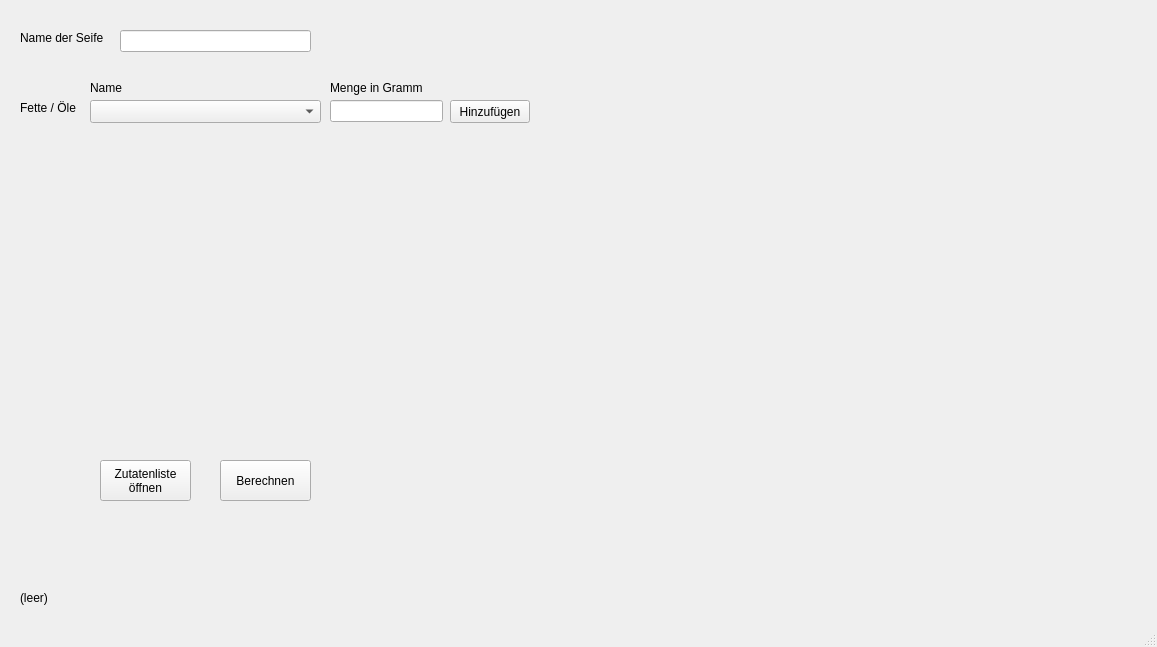
First picture: the form in mainwindow.ui, repository NagyFeri70/GUI_Seifenrechner, before the edit.
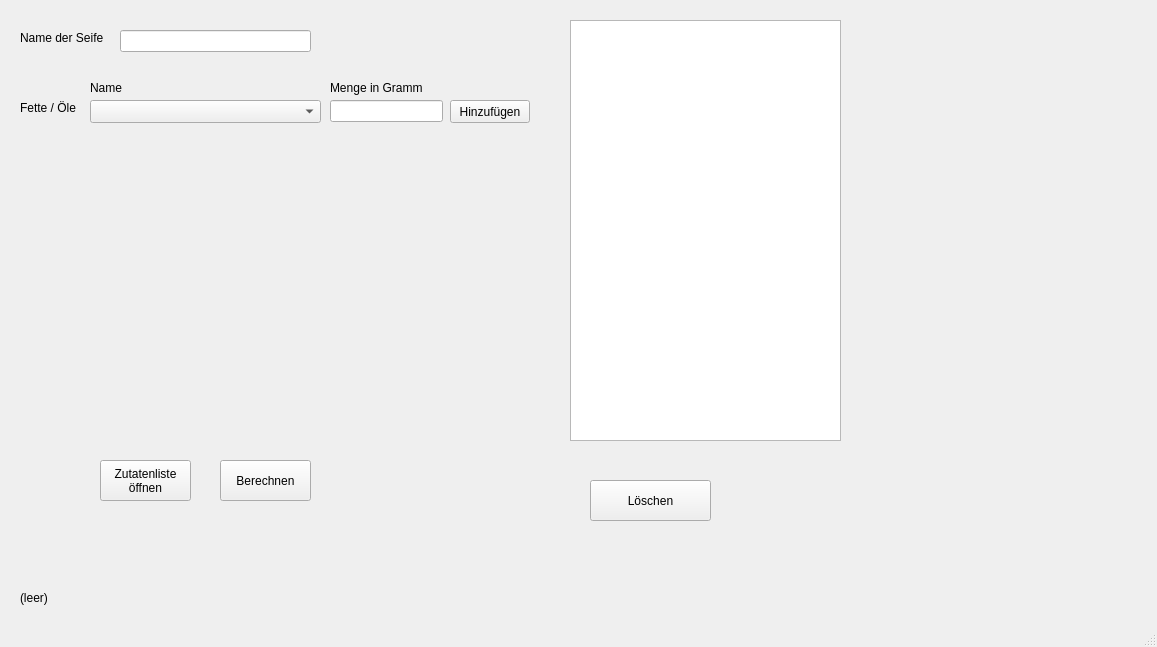
Second picture: the form after the edit.

```diff
--- a/mainwindow.ui
+++ b/mainwindow.ui
@@ -136,19 +136,6 @@
      </rect>
     </property>
    </widget>
-   <widget class="QLabel" name="lblRezept">
-    <property name="geometry">
-     <rect>
-      <x>600</x>
-      <y>60</y>
-      <width>231</width>
-      <height>391</height>
-     </rect>
-    </property>
-    <property name="text">
-     <string/>
-    </property>
-   </widget>
    <widget class="QPushButton" name="cmdBerechnen">
     <property name="geometry">
      <rect>
@@ -162,6 +149,29 @@
      <string>Berechnen</string>
     </property>
    </widget>
+   <widget class="QPushButton" name="cmdLoeschen">
+    <property name="geometry">
+     <rect>
+      <x>590</x>
+      <y>480</y>
+      <width>121</width>
+      <height>41</height>
+     </rect>
+    </property>
+    <property name="text">
+     <string>Löschen</string>
+    </property>
+   </widget>
+   <widget class="QListWidget" name="lstRezept">
+    <property name="geometry">
+     <rect>
+      <x>570</x>
+      <y>20</y>
+      <width>271</width>
+      <height>421</height>
+     </rect>
+    </property>
+   </widget>
   </widget>
   <widget class="QMenuBar" name="menubar">
    <property name="geometry">
```
